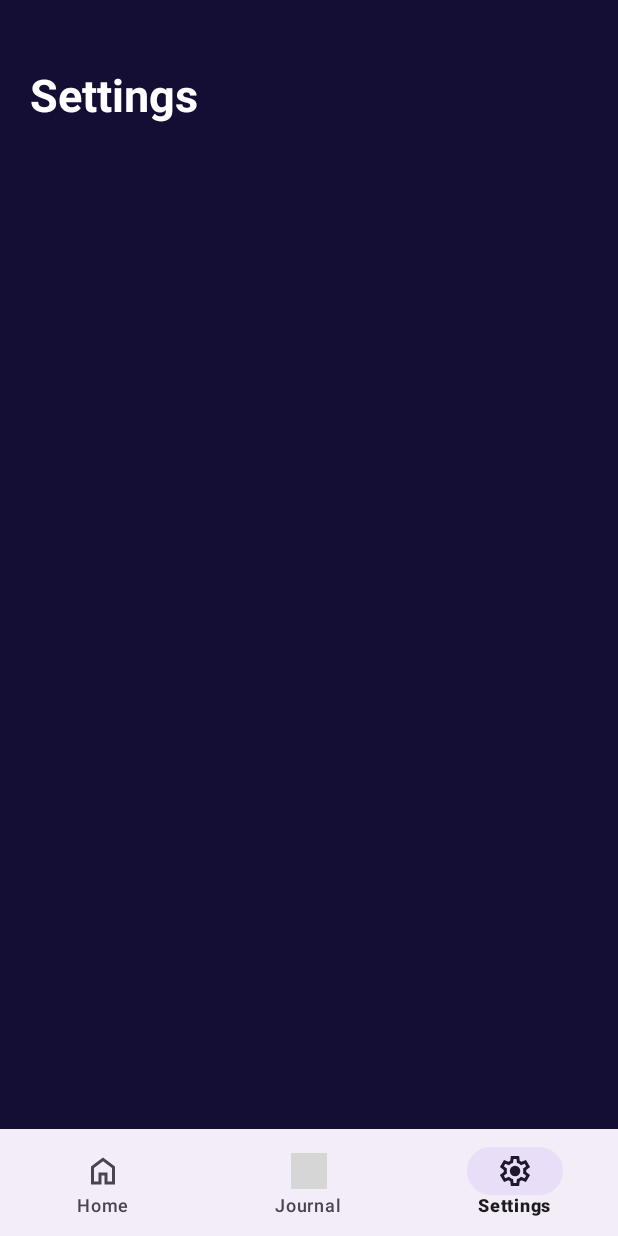
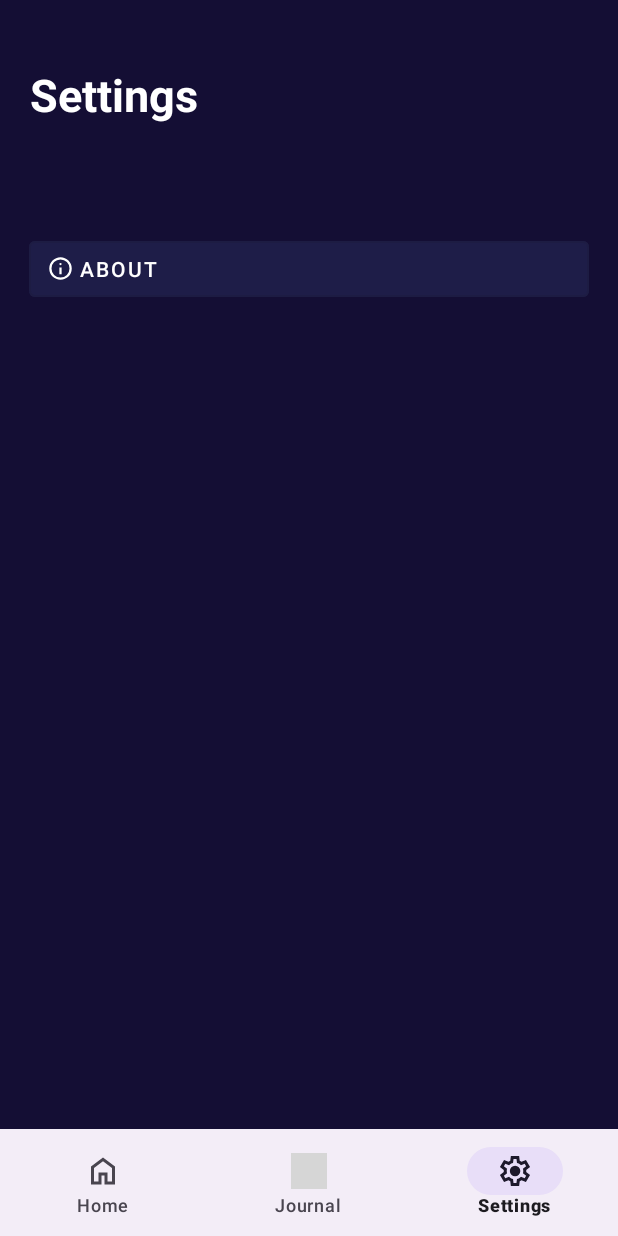
Before and after one commit to bybLik04/Dream-Space, an Android app: the screen it shows after launch (MainActivity), item 3 of the bottom bar chosen, on a phone screen of 412 x 824 dp. Run offline under Robolectric (Android 15) with nearby library versions, the phone set to English and light mode, and no system bars; grey boxes are pictures that could not be loaded.

Commit message:
доделал макет дизайна и активность о приложении

```diff
--- a/app/src/main/java/com/example/dreamspace/SettingsFragment.java
+++ b/app/src/main/java/com/example/dreamspace/SettingsFragment.java
@@ -1,12 +1,18 @@
 package com.example.dreamspace;
 
+import android.content.Intent;
 import android.os.Bundle;
 
 import androidx.fragment.app.Fragment;
 
+import android.util.Log;
 import android.view.LayoutInflater;
 import android.view.View;
 import android.view.ViewGroup;
+import android.widget.Button;
+
+import com.example.dreamspace.databinding.ActivityMainBinding;
+import com.example.dreamspace.databinding.FragmentSettingsBinding;
 
 /**
  * A simple {@link Fragment} subclass.
@@ -14,7 +20,8 @@ import android.view.ViewGroup;
  * create an instance of this fragment.
  */
 public class SettingsFragment extends Fragment {
-
+    private FragmentSettingsBinding binding;
+    private Button btn;
     // TODO: Rename parameter arguments, choose names that match
     // the fragment initialization parameters, e.g. ARG_ITEM_NUMBER
     private static final String ARG_PARAM1 = "param1";
@@ -49,6 +56,7 @@ public class SettingsFragment extends Fragment {
     @Override
     public void onCreate(Bundle savedInstanceState) {
         super.onCreate(savedInstanceState);
+        binding = FragmentSettingsBinding.inflate(getLayoutInflater());
         if (getArguments() != null) {
             mParam1 = getArguments().getString(ARG_PARAM1);
             mParam2 = getArguments().getString(ARG_PARAM2);
@@ -58,7 +66,19 @@ public class SettingsFragment extends Fragment {
     @Override
     public View onCreateView(LayoutInflater inflater, ViewGroup container,
                              Bundle savedInstanceState) {
+        View view = inflater.inflate(R.layout.fragment_settings, container, false);
+        init(view);
+        btn.setOnClickListener(v -> {
+            Intent intent = new Intent(getActivity(), AboutActivity.class);
+            startActivity(intent);
+            Log.d("пиздец","полный");
+        });
         // Inflate the layout for this fragment
-        return inflater.inflate(R.layout.fragment_settings, container, false);
+        return view;
     }
+
+    public void init(View view) {
+        btn = view.findViewById(R.id.about_btn);
+    }
+
 }
--- /dev/null
+++ b/app/src/main/res/drawable/info_24px.xml
@@ -0,0 +1,10 @@
+<vector xmlns:android="http://schemas.android.com/apk/res/android"
+    android:width="24dp"
+    android:height="24dp"
+    android:viewportWidth="960"
+    android:viewportHeight="960"
+    android:tint="?attr/colorControlNormal">
+  <path
+      android:fillColor="@android:color/white"
+      android:pathData="M440,680L520,680L520,440L440,440L440,680ZM480,360Q497,360 508.5,348.5Q520,337 520,320Q520,303 508.5,291.5Q497,280 480,280Q463,280 451.5,291.5Q440,303 440,320Q440,337 451.5,348.5Q463,360 480,360ZM480,880Q397,880 324,848.5Q251,817 197,763Q143,709 111.5,636Q80,563 80,480Q80,397 111.5,324Q143,251 197,197Q251,143 324,111.5Q397,80 480,80Q563,80 636,111.5Q709,143 763,197Q817,251 848.5,324Q880,397 880,480Q880,563 848.5,636Q817,709 763,763Q709,817 636,848.5Q563,880 480,880ZM480,800Q614,800 707,707Q800,614 800,480Q800,346 707,253Q614,160 480,160Q346,160 253,253Q160,346 160,480Q160,614 253,707Q346,800 480,800ZM480,480Q480,480 480,480Q480,480 480,480Q480,480 480,480Q480,480 480,480Q480,480 480,480Q480,480 480,480Q480,480 480,480Q480,480 480,480Z"/>
+</vector>
--- a/app/src/main/res/layout/fragment_settings.xml
+++ b/app/src/main/res/layout/fragment_settings.xml
@@ -38,6 +38,26 @@
                 android:textSize="30sp"
                 android:textStyle="bold" />
 
+            <Button
+                android:id="@+id/about_btn"
+                style="@style/Widget.MaterialComponents.Button.OutlinedButton.Icon"
+                app:icon="@drawable/info_24px"
+                app:iconTint="@color/white"
+                android:layout_width="373dp"
+                android:layout_height="50dp"
+                android:layout_alignParentStart="true"
+                android:layout_alignParentTop="true"
+                android:layout_alignParentEnd="true"
+                android:layout_alignParentBottom="true"
+                android:layout_marginStart="19dp"
+                android:layout_marginTop="141dp"
+                android:layout_marginEnd="19dp"
+                android:layout_marginBottom="27dp"
+                android:backgroundTint="#1e1d48"
+                android:gravity="center|left"
+                android:text="@string/settings_about"
+                android:textColor="@color/white" />
+
         </RelativeLayout>
     </androidx.constraintlayout.widget.ConstraintLayout>
 </FrameLayout>
--- a/app/src/main/res/values/strings.xml
+++ b/app/src/main/res/values/strings.xml
@@ -11,4 +11,7 @@
     <string name="tips">Tips</string>
     <string name="add_dream">+ Add dream</string>
     <string name="search">Search</string>
+    <string name="version">Version 0.0.1</string>
+    <string name="dreamspace">DreamSpace</string>
+    <string name="settings_about">About</string>
 </resources>
```
Also changed, not shown: app/src/main/AndroidManifest.xml (+6 -3 lines), app/src/main/java/com/example/dreamspace/AboutActivity.java (added, +21 -0 lines), app/src/main/res/drawable/arrow_back_24px.xml (added, +11 -0 lines), app/src/main/res/layout/activity_about.xml (added, +72 -0 lines), app/src/main/res/layout/fragment_home.xml (+30 -2 lines), app/src/main/res/drawable/arrow_back_fill0_wght400_grad0_opsz24.png (added), app/src/main/res/drawable/img_5072.PNG (added), app/src/main/res/drawable/img_5073.PNG (added).
